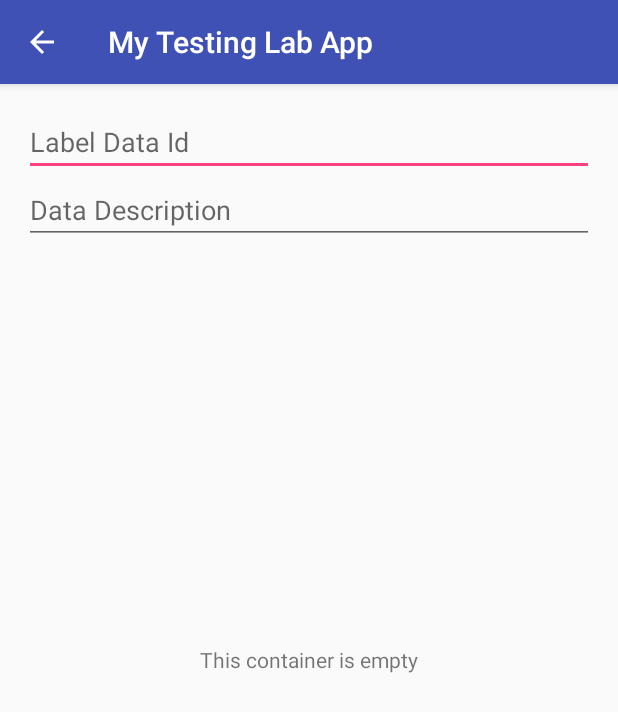
After one commit to DevPicon/test-android-lab-app, an Android app: the RestoreStateActivity screen opened directly, with no data from a screen before it, on a phone screen of 412 x 824 dp. The commit adds this screen. Shown: the top 712 px of the screen. Run offline under Robolectric (Android 15) with nearby library versions, the phone set to English and light mode, and no system bars.

Commit message:
TEST #01 : Restore instance state with Fragments

```diff
--- a/app/src/main/AndroidManifest.xml
+++ b/app/src/main/AndroidManifest.xml
@@ -16,6 +16,9 @@
                 <category android:name="android.intent.category.LAUNCHER" />
             </intent-filter>
         </activity>
+        <activity
+            android:name=".restorestate.RestoreStateActivity"
+            android:parentActivityName=".MainActivity" />
     </application>
 
 </manifest>
--- /dev/null
+++ b/app/src/main/java/pe/devpicon/android/mytestinglabapp/restorestate/RestoreStateActivity.java
@@ -0,0 +1,70 @@
+package pe.devpicon.android.mytestinglabapp.restorestate;
+
+import android.os.Bundle;
+import android.support.annotation.Nullable;
+import android.support.v4.app.Fragment;
+import android.support.v4.app.FragmentManager;
+import android.support.v4.app.FragmentTransaction;
+import android.support.v7.app.AppCompatActivity;
+import android.util.Log;
+import android.widget.FrameLayout;
+
+import pe.devpicon.android.mytestinglabapp.R;
+
+import static pe.devpicon.android.mytestinglabapp.restorestate.RestoreStateFragment.EXTRA_KEY_DATA;
+import static pe.devpicon.android.mytestinglabapp.restorestate.RestoreStateFragment.EXTRA_KEY_DESCRIPTION;
+
+public class RestoreStateActivity extends AppCompatActivity {
+    private static final String TAG = "RestoreStateActivity";
+    private static final String FRAGMENT_SAVED_STATE = "fragment_saved_state";
+    private static final String FRAGMENT_TAG = "fragment_tag";
+    private FrameLayout frameLayoutFragmentContainer;
+
+    @Override
+    protected void onCreate(@Nullable Bundle savedInstanceState) {
+        super.onCreate(savedInstanceState);
+        setContentView(R.layout.activity_restore_state);
+
+        frameLayoutFragmentContainer = findViewById(R.id.fragment_contrainer);
+
+        loadFragment();
+    }
+
+    private void loadFragment() {
+        FragmentManager supportFragmentManager = getSupportFragmentManager();
+        FragmentTransaction fragmentTransaction = supportFragmentManager.beginTransaction();
+        RestoreStateFragment restoreStateFragment = new RestoreStateFragment();
+        Bundle extraBundle = new Bundle();
+        extraBundle.putInt(EXTRA_KEY_DATA, 123);
+        extraBundle.putString(EXTRA_KEY_DESCRIPTION, "This is a initial description");
+        fragmentTransaction.replace(R.id.fragment_contrainer, restoreStateFragment, FRAGMENT_TAG);
+        fragmentTransaction.commit();
+    }
+
+    @Override
+    protected void onSaveInstanceState(Bundle outState) {
+        Log.d(TAG, "onSaveInstanceState() called with: outState = [" + outState + "]");
+        FragmentManager supportFragmentManager = getSupportFragmentManager();
+        Fragment fragmentByTag = supportFragmentManager.findFragmentByTag(FRAGMENT_TAG);
+        Fragment.SavedState savedState = supportFragmentManager.saveFragmentInstanceState(fragmentByTag);
+        outState.putParcelable(FRAGMENT_SAVED_STATE, savedState);
+        super.onSaveInstanceState(outState);
+    }
+
+    @Override
+    protected void onRestoreInstanceState(Bundle savedInstanceState) {
+        Log.d(TAG, "onRestoreInstanceState() called with: savedInstanceState = [" + savedInstanceState + "]");
+        super.onRestoreInstanceState(savedInstanceState);
+        if (savedInstanceState != null) {
+            if (savedInstanceState.containsKey(FRAGMENT_SAVED_STATE)) {
+                Fragment.SavedState savedState = savedInstanceState.getParcelable(FRAGMENT_SAVED_STATE);
+                FragmentTransaction fragmentTransaction = getSupportFragmentManager().beginTransaction();
+                Fragment fragmentByTag = getSupportFragmentManager().findFragmentByTag(FRAGMENT_TAG);
+                if (fragmentByTag instanceof RestoreStateFragment) {
+                    fragmentByTag.setInitialSavedState(savedState);
+                }
+                fragmentTransaction.commit();
+            }
+        }
+    }
+}
--- /dev/null
+++ b/app/src/main/java/pe/devpicon/android/mytestinglabapp/restorestate/RestoreStateFragment.java
@@ -0,0 +1,68 @@
+package pe.devpicon.android.mytestinglabapp.restorestate;
+
+import android.os.Bundle;
+import android.support.annotation.NonNull;
+import android.support.annotation.Nullable;
+import android.support.v4.app.Fragment;
+import android.text.TextUtils;
+import android.util.Log;
+import android.view.LayoutInflater;
+import android.view.View;
+import android.view.ViewGroup;
+import android.widget.EditText;
+
+import pe.devpicon.android.mytestinglabapp.R;
+
+public class RestoreStateFragment extends Fragment {
+    private static final String TAG = "RestoreStateFragment";
+    public static final String EXTRA_KEY_DATA = "key_data";
+    public static final String EXTRA_KEY_DESCRIPTION = "key_data_description";
+
+    private EditText editTextDataId, editTextDataDescription;
+
+    @Nullable
+    @Override
+    public View onCreateView(@NonNull LayoutInflater inflater, @Nullable ViewGroup container, @Nullable Bundle savedInstanceState) {
+        View rootView = inflater.inflate(R.layout.fragment_restore_state, container, false);
+        editTextDataId = rootView.findViewById(R.id.edit_text_data_id);
+        editTextDataDescription = rootView.findViewById(R.id.edit_text_data_description);
+        return rootView;
+    }
+
+    @Override
+    public void onViewCreated(@NonNull View view, @Nullable Bundle savedInstanceState) {
+        super.onViewCreated(view, savedInstanceState);
+
+        Bundle arguments = getArguments();
+        if (arguments != null) {
+            editTextDataId.setText(String.valueOf(arguments.getInt(EXTRA_KEY_DATA)));
+            editTextDataDescription.setText(arguments.getString(EXTRA_KEY_DESCRIPTION));
+        }
+
+    }
+
+    @Override
+    public void onSaveInstanceState(@NonNull Bundle outState) {
+        Log.d(TAG, "onSaveInstanceState() called with: outState = [" + outState + "]");
+        int value = (TextUtils.isEmpty(editTextDataId.getText().toString())) ? 0 : Integer.parseInt(editTextDataId.getText().toString());
+        String description = (TextUtils.isEmpty(editTextDataDescription.getText())) ? "Empty" : editTextDataDescription.getText().toString();
+        outState.putInt(EXTRA_KEY_DATA, value);
+        outState.putString(EXTRA_KEY_DESCRIPTION, description);
+        super.onSaveInstanceState(outState);
+    }
+
+    @Override
+    public void onViewStateRestored(@Nullable Bundle savedInstanceState) {
+        Log.d(TAG, "onViewStateRestored() called with: savedInstanceState = [" + savedInstanceState + "]");
+        super.onViewStateRestored(savedInstanceState);
+        if (savedInstanceState != null) {
+            if (savedInstanceState.containsKey(EXTRA_KEY_DATA)) {
+                int anInt = savedInstanceState.getInt(EXTRA_KEY_DATA);
+                String anString = savedInstanceState.getString(EXTRA_KEY_DESCRIPTION);
+
+                editTextDataId.setText(String.valueOf(anInt));
+                editTextDataDescription.setText(anString);
+            }
+        }
+    }
+}
--- /dev/null
+++ b/app/src/main/res/layout/activity_restore_state.xml
@@ -0,0 +1,17 @@
+<?xml version="1.0" encoding="utf-8"?>
+<RelativeLayout xmlns:android="http://schemas.android.com/apk/res/android"
+    android:layout_width="match_parent"
+    android:layout_height="match_parent">
+
+    <FrameLayout
+        android:id="@+id/fragment_contrainer"
+        android:layout_width="match_parent"
+        android:layout_height="match_parent">
+
+        <TextView
+            android:layout_gravity="center"
+            android:layout_width="wrap_content"
+            android:layout_height="wrap_content"
+            android:text="@string/empty" />
+    </FrameLayout>
+</RelativeLayout>
--- /dev/null
+++ b/app/src/main/res/layout/fragment_restore_state.xml
@@ -0,0 +1,20 @@
+<?xml version="1.0" encoding="utf-8"?>
+<LinearLayout xmlns:android="http://schemas.android.com/apk/res/android"
+    android:layout_width="match_parent"
+    android:layout_height="match_parent"
+    android:orientation="vertical"
+    android:padding="16dp">
+
+    <EditText
+        android:id="@+id/edit_text_data_id"
+        android:layout_width="match_parent"
+        android:layout_height="wrap_content"
+        android:hint="@string/label_data_id" />
+
+    <EditText
+        android:id="@+id/edit_text_data_description"
+        android:layout_width="match_parent"
+        android:layout_height="wrap_content"
+        android:hint="@string/label_data_description" />
+
+</LinearLayout>
--- a/app/src/main/res/values/strings.xml
+++ b/app/src/main/res/values/strings.xml
@@ -1,3 +1,6 @@
 <resources>
     <string name="app_name">My Testing Lab App</string>
+    <string name="empty">This container is empty</string>
+    <string name="label_data_id">Label Data Id</string>
+    <string name="label_data_description">Data Description</string>
 </resources>
```
